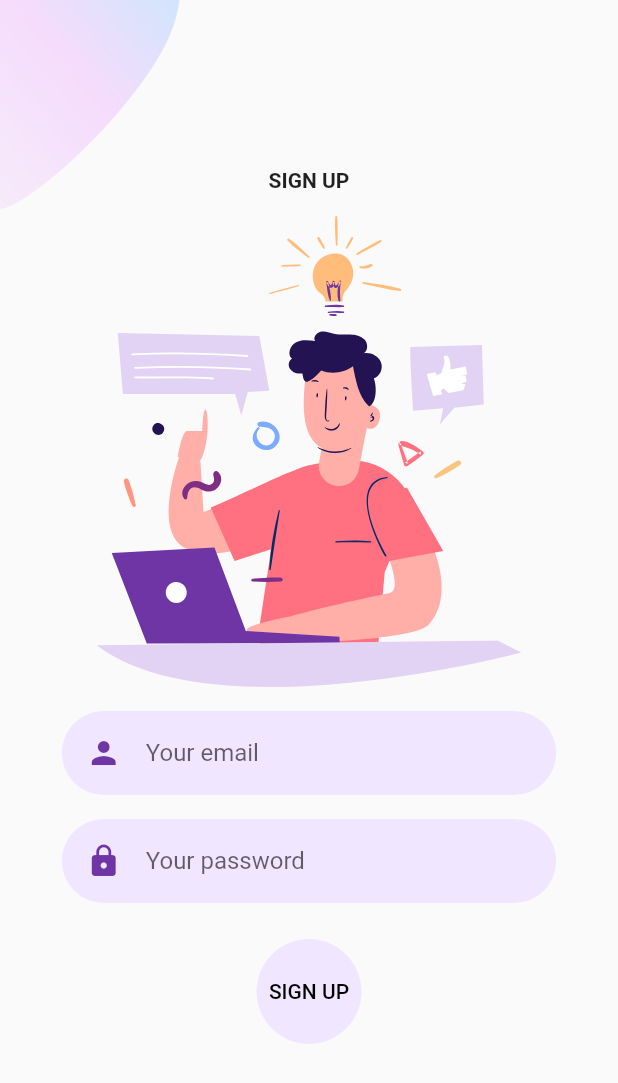
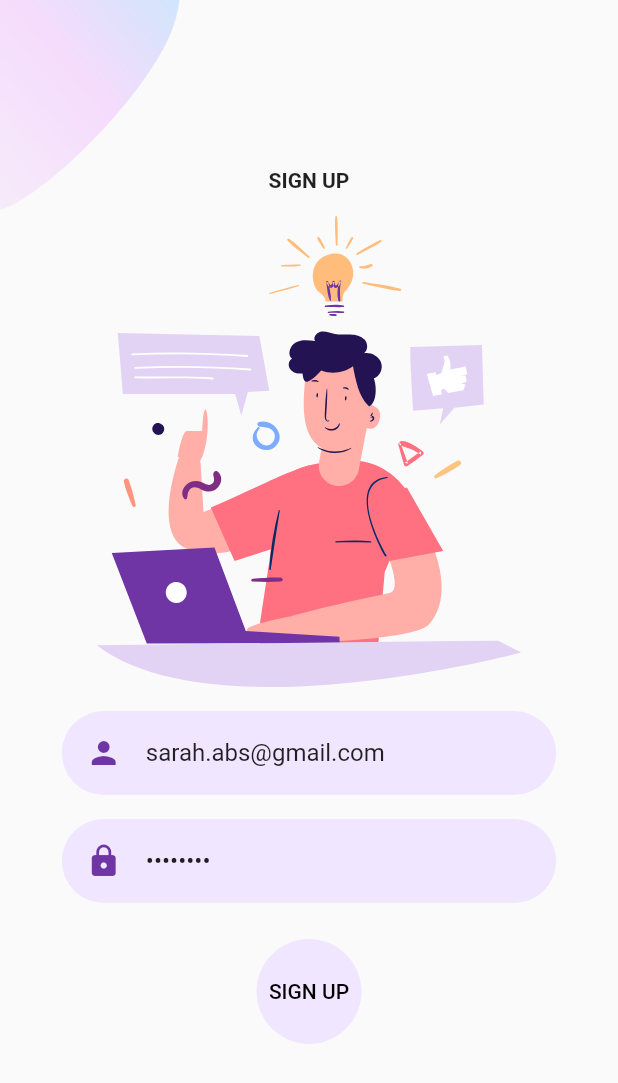
Before and after one commit to laexxtia/flutterkick, a Flutter app: the screen it shows after launch, after a tap on "SIGN UP", on a phone screen of 412 x 824 dp. Shown: the top 1083 px of the screen. Run offline on Flutter 3.47's test engine with Material 2 defaults, Android fonts, the phone set to English and light mode, and no system bars; our stand-ins replace flutter_styled_toast, flutter_svg, google_fonts, shared_preferences, syncfusion_flutter_calendar; network calls fail.

Commit message:
Update signup form
Update signup form

```diff
--- a/lib/page/Signup/components/signup_form.dart
+++ b/lib/page/Signup/components/signup_form.dart
@@ -5,12 +5,16 @@ import '../../Login/login_screen.dart';
 import '../../mentormentee.dart';
 
 class SignUpForm extends StatelessWidget {
+
   const SignUpForm({
     Key? key,
   }) : super(key: key);
 
   @override
   Widget build(BuildContext context) {
+    final TextEditingController _controllerName = TextEditingController(text: "sarah.abs@gmail.com");
+    final TextEditingController _controllerPwd = TextEditingController(text: "********");
+
     return Form(
       child: Column(
         children: [
@@ -19,6 +23,7 @@ class SignUpForm extends StatelessWidget {
             textInputAction: TextInputAction.next,
             cursorColor: kPrimaryColor,
             onSaved: (email) {},
+            controller: _controllerName,
             decoration: InputDecoration(
               hintText: "Your email",
               prefixIcon: Padding(
@@ -33,6 +38,7 @@ class SignUpForm extends StatelessWidget {
               textInputAction: TextInputAction.done,
               obscureText: true,
               cursorColor: kPrimaryColor,
+              controller: _controllerPwd,
               decoration: InputDecoration(
                 hintText: "Your password",
                 prefixIcon: Padding(
--- a/lib/page/Signup/signup_screen.dart
+++ b/lib/page/Signup/signup_screen.dart
@@ -4,7 +4,6 @@ import '../../constants.dart';
 import '../../responsive.dart';
 import 'components/sign_up_top_image.dart';
 import 'components/signup_form.dart';
-import 'components/socal_sign_up.dart';
 
 class SignUpScreen extends StatelessWidget {
   const SignUpScreen({Key? key}) : super(key: key);
```
